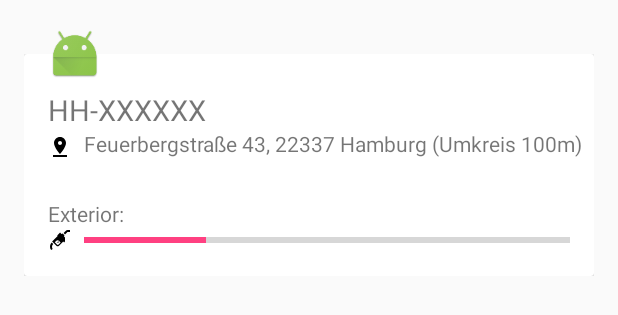
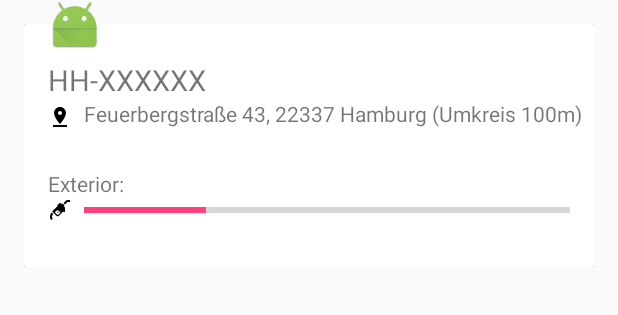
Before and after one commit to dmi3coder/SearchTaxi, an Android app: the layout item_car.xml on its own in the app's theme, with its tools: preview values and no code run, on a phone screen of 412 x 824 dp. Shown: the top 315 px of the screen. Run offline under Robolectric (Android 15) with nearby library versions, the phone set to English and light mode, and no system bars.

Commit message:
Added second item visibility to bottom sheet

```diff
--- a/app/src/main/java/io/github/dmi3coder/searchtaxi/cars/CarsFragment.java
+++ b/app/src/main/java/io/github/dmi3coder/searchtaxi/cars/CarsFragment.java
@@ -62,7 +62,7 @@ public class CarsFragment extends Fragment implements CarsContract.View, OnClick
   private void setupBottomSheet() {
     bottomSheetBehavior = BottomSheetBehavior.from(mainList);
     bottomSheetBehavior.setHideable(true);
-    bottomSheetBehavior.setPeekHeight((int) Utils.convertDpToPixel(192, getContext()));
+    bottomSheetBehavior.setPeekHeight((int) Utils.convertDpToPixel(212, getContext()));
     bottomSheetBehavior.setState(BottomSheetBehavior.STATE_HIDDEN);
     bottomSheetBehavior.setBottomSheetCallback(new BottomSheetCallback() {
       @Override
--- a/app/src/main/res/layout/item_car.xml
+++ b/app/src/main/res/layout/item_car.xml
@@ -4,14 +4,14 @@
   xmlns:tools="http://schemas.android.com/tools">
   <android.support.constraint.ConstraintLayout
     android:layout_width="match_parent"
-    android:layout_height="192dp"
+    android:layout_height="186dp"
     android:orientation="vertical">
 
     <FrameLayout
       android:id="@+id/card_holder"
       android:layout_width="0dp"
       android:layout_height="0dp"
-      android:layout_marginTop="36dp"
+      android:layout_marginTop="16dp"
       android:layout_marginBottom="8dp"
       android:layout_marginStart="16dp"
       android:layout_marginEnd="16dp"
```
